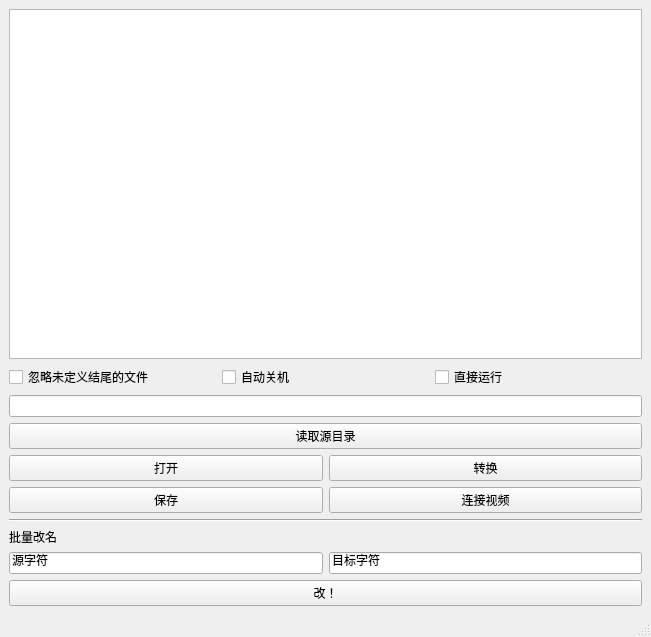
Above: python/pyTools/J_VideoConverterUI.ui from wangziheng0426/JMadOnion before the change. Below: the same form after it.
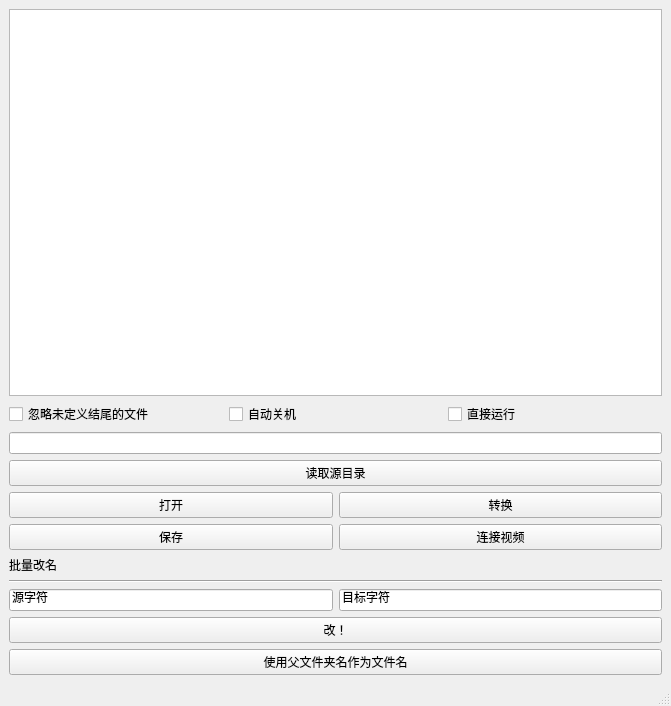
That is the form after the change.

Commit message: add rename fun

Diff of the .ui file:
```diff
--- a/python/pyTools/J_VideoConverterUI.ui
+++ b/python/pyTools/J_VideoConverterUI.ui
@@ -6,16 +6,16 @@
    <rect>
     <x>0</x>
     <y>0</y>
-    <width>651</width>
-    <height>637</height>
+    <width>671</width>
+    <height>706</height>
    </rect>
   </property>
   <property name="windowTitle">
    <string>MainWindow</string>
   </property>
   <widget class="QWidget" name="cw">
-   <layout class="QVBoxLayout" name="verticalLayout_2">
-    <item>
+   <layout class="QGridLayout" name="gridLayout_4">
+    <item row="0" column="0">
      <widget class="QTableView" name="tableView_fileList">
       <property name="autoScroll">
        <bool>false</bool>
@@ -31,7 +31,7 @@
       </property>
      </widget>
     </item>
-    <item>
+    <item row="1" column="0">
      <layout class="QVBoxLayout" name="verticalLayout">
       <item>
        <layout class="QHBoxLayout" name="horizontalLayout">
@@ -110,14 +110,7 @@
       </item>
      </layout>
     </item>
-    <item>
-     <widget class="Line" name="line">
-      <property name="orientation">
-       <enum>Qt::Horizontal</enum>
-      </property>
-     </widget>
-    </item>
-    <item>
+    <item row="2" column="0">
      <layout class="QGridLayout" name="gridLayout_3">
       <item row="0" column="0">
        <widget class="QLabel" name="label">
@@ -126,21 +119,28 @@
         </property>
        </widget>
       </item>
-      <item row="1" column="0">
+      <item row="1" column="0" colspan="2">
+       <widget class="Line" name="line">
+        <property name="orientation">
+         <enum>Qt::Horizontal</enum>
+        </property>
+       </widget>
+      </item>
+      <item row="2" column="0">
        <widget class="QLineEdit" name="lineEdit_oriName">
         <property name="text">
          <string>源字符</string>
         </property>
        </widget>
       </item>
-      <item row="1" column="1">
+      <item row="2" column="1">
        <widget class="QLineEdit" name="lineEdit_desName">
         <property name="text">
          <string>目标字符</string>
         </property>
        </widget>
       </item>
-      <item row="2" column="0" colspan="2">
+      <item row="3" column="0" colspan="2">
        <widget class="QPushButton" name="pushButton_rename">
         <property name="text">
          <string>改！</string>
@@ -149,6 +149,13 @@
       </item>
      </layout>
     </item>
+    <item row="3" column="0">
+     <widget class="QPushButton" name="pushButton_rename_2">
+      <property name="text">
+       <string>使用父文件夹名作为文件名</string>
+      </property>
+     </widget>
+    </item>
    </layout>
   </widget>
   <widget class="QMenuBar" name="menubar">
```
Left out of the diff: 2 changed lines with no effect on the pictures. The commit also changes 2 other files.
